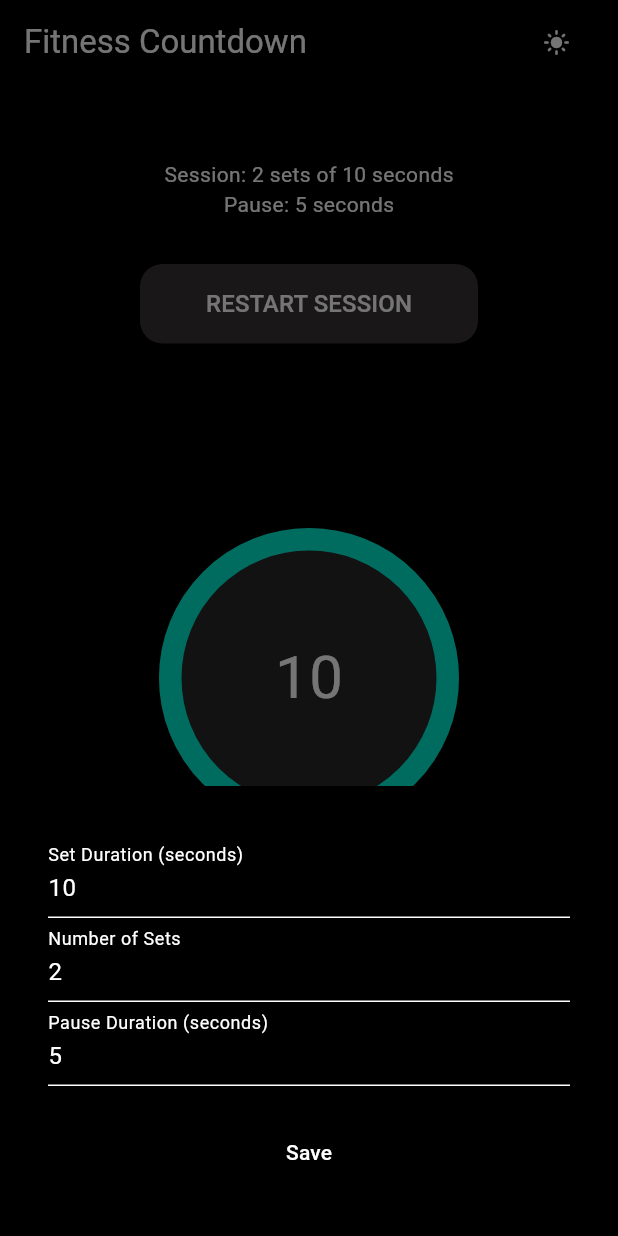
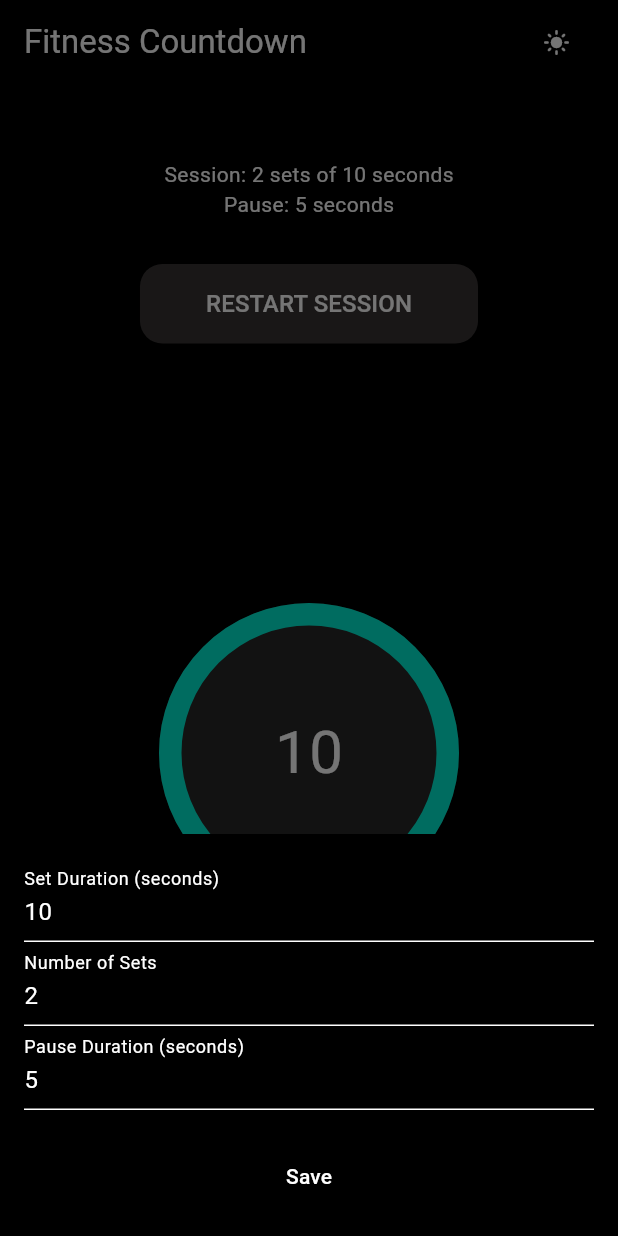
Before and after one commit to zoharyAnd/fitness-countdown, a Flutter app: the screen it shows after launch, after a tap on the "settings" icon, on a phone screen of 412 x 824 dp. Run offline on Flutter 3.47's test engine with Material 3 defaults, Android fonts, the phone set to English and light mode, and no system bars; drawn by our look-alikes of percent_indicator; our stand-ins replace audioplayers.

Commit message:
fix: overflow on keyboard open

```diff
--- a/lib/pages/homepage.dart
+++ b/lib/pages/homepage.dart
@@ -34,10 +34,12 @@
   void _showPopup(BuildContext context) {
     showModalBottomSheet(
       context: context,
+      isScrollControlled: true,
       builder: (context) {
-        return Container(
-          padding: const EdgeInsets.all(16.0),
-          height: 300,
+        return Padding(
+          padding: EdgeInsets.only(
+            bottom: MediaQuery.of(context).viewInsets.bottom,
+          ),
           child: SettingsPopup(
               sessionDuration: _sessionDuration,
               nbOfSets: _nbOfSets,
--- a/lib/widgets/countdown.dart
+++ b/lib/widgets/countdown.dart
@@ -122,9 +122,15 @@
   @override
   Widget build(BuildContext context) {
     final themeSecondary = Theme.of(context).colorScheme.secondary;
-    return Center(
+    return LayoutBuilder(
+      builder: (context, constraints) => SingleChildScrollView(
+        child: ConstrainedBox(
+          constraints: BoxConstraints(minHeight: constraints.maxHeight),
+          child: IntrinsicHeight(
+            child: SizedBox(
+              width: double.infinity,
               child: Padding(
-      padding: const EdgeInsets.only(top: 50, bottom: 150),
+              padding: const EdgeInsets.only(top: 50, bottom: 50),
               child: Column(
                 mainAxisAlignment: MainAxisAlignment.spaceBetween,
                 children: <Widget>[
@@ -187,6 +193,11 @@
                   ),
                 ],
               ),
-    ));
+            ),
+            ),
+          ),
+        ),
+      ),
+    );
   }
 }
--- a/lib/widgets/settings_popup.dart
+++ b/lib/widgets/settings_popup.dart
@@ -43,11 +43,12 @@
 
   @override
   Widget build(BuildContext context) {
-    return Padding(
+    return SingleChildScrollView(
       padding: const EdgeInsets.all(16.0),
       child: Form(
         key: _formKey,
         child: Column(
+          mainAxisSize: MainAxisSize.min,
           mainAxisAlignment: MainAxisAlignment.center,
           children: [
             TextFormField(
```
Also changed, not shown: pubspec.lock, 2 other files. Lines whose indentation alone changed are shown as unchanged.
